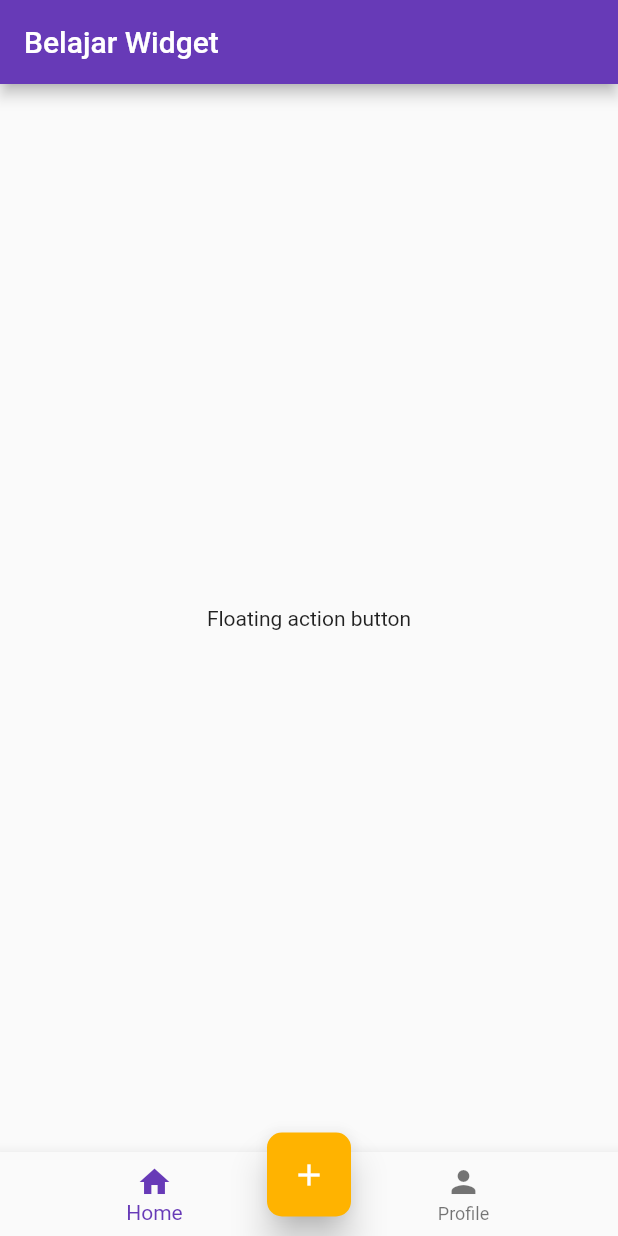
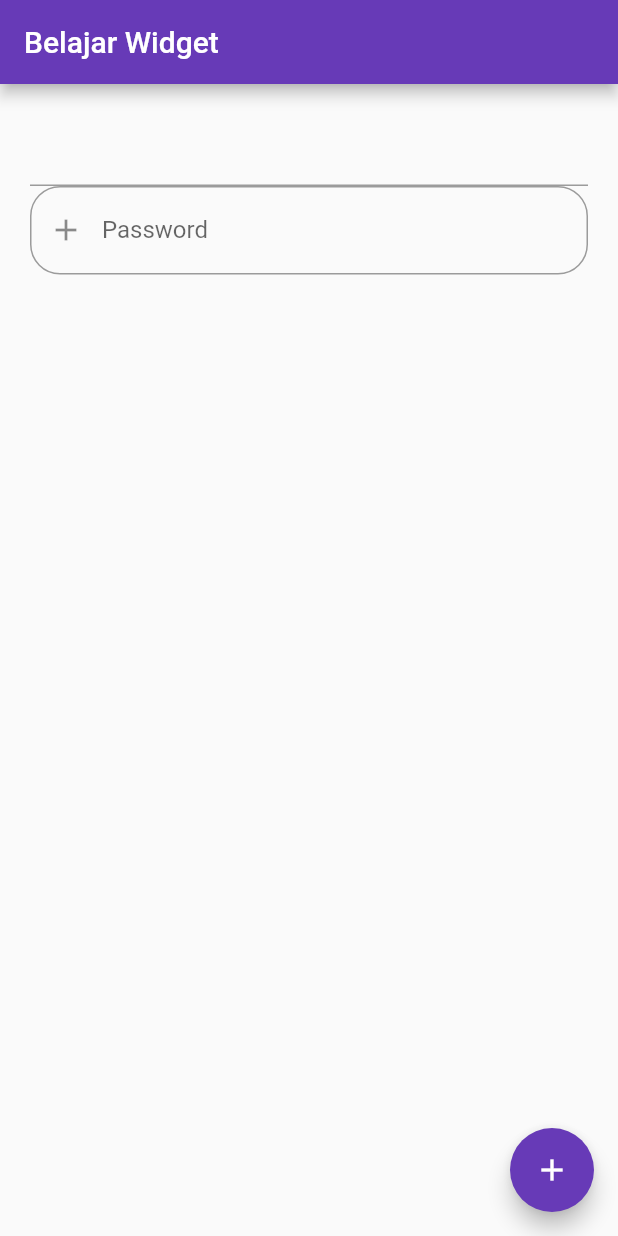
Before and after one commit to bahrie127/widget_focus, a Flutter app: the screen it shows after launch, on a phone screen of 412 x 824 dp. Run offline on Flutter 3.47's test engine with Material 2 defaults, Android fonts, the light colour scheme and no system bars.

Commit message:
textfield

```diff
--- a/lib/home.dart
+++ b/lib/home.dart
@@ -13,6 +13,7 @@ import 'package:widget_focus/widgets/sample_list.dart';
 import 'package:widget_focus/widgets/sample_stack.dart';
 import 'package:widget_focus/widgets/sample_tabbar.dart';
 import 'package:widget_focus/widgets/sample_tabbar_view.dart';
+import 'package:widget_focus/widgets/sample_textfield.dart';
 
 class Home extends StatelessWidget {
   const Home({Key? key}) : super(key: key);
@@ -24,7 +25,7 @@ class Home extends StatelessWidget {
 
   @override
   Widget build(BuildContext context) {
-    return SampleFloatingActionButton();
+    return SampleTextField();
   }
 
   // @override
--- /dev/null
+++ b/lib/widgets/sample_textfield.dart
@@ -0,0 +1,107 @@
+import 'package:flutter/material.dart';
+
+class SampleTextField extends StatefulWidget {
+  const SampleTextField({super.key});
+
+  @override
+  State<SampleTextField> createState() => _SampleTextFieldState();
+}
+
+class _SampleTextFieldState extends State<SampleTextField> {
+  late final TextEditingController _controller;
+
+  var str = '';
+  @override
+  void initState() {
+    super.initState();
+    _controller = TextEditingController(text: 'initial value');
+  }
+
+  @override
+  void dispose() {
+    _controller.dispose();
+    super.dispose();
+  }
+
+  FocusNode first = FocusNode();
+  FocusNode second = FocusNode();
+  @override
+  Widget build(BuildContext context) {
+    return Scaffold(
+      appBar: AppBar(
+        title: const Text('Belajar Widget'),
+      ),
+      body: Center(
+        child: Padding(
+          padding: const EdgeInsets.all(20),
+          child: Column(
+            children: [
+              TextField(
+                // controller: _controller,
+                onChanged: (value) {
+                  str = value;
+                },
+                // autofocus: true,
+                focusNode: first,
+              ),
+              TextField(
+                // controller: _controller,
+                onChanged: (value) {
+                  str = value;
+                },
+                // autofocus: true,
+                focusNode: second,
+                // keyboardType: TextInputType.number,
+                // textCapitalization: TextCapitalization.words,
+                textAlign: TextAlign.end,
+                style: TextStyle(color: Colors.amber[800]),
+                // maxLines: 4,
+                obscureText: true,
+                decoration: InputDecoration(
+                    prefixIcon: Icon(Icons.add),
+                    labelText: 'Password',
+                    // hintText: 'password',
+                    border: OutlineInputBorder(
+                        borderRadius: BorderRadius.circular(20))),
+              ),
+            ],
+          ),
+        ),
+      ),
+      floatingActionButton: FloatingActionButton(
+        child: Icon(Icons.add),
+        onPressed: () {
+          // Navigator.of(context).push(
+          //   MaterialPageRoute(
+          //     builder: (context) => SecondPage(title: str),
+          //   ),
+          // );
+
+          FocusScope.of(context).requestFocus(second);
+        },
+      ),
+    );
+  }
+}
+
+class SecondPage extends StatelessWidget {
+  final String title;
+  const SecondPage({
+    Key? key,
+    required this.title,
+  }) : super(key: key);
+
+  @override
+  Widget build(BuildContext context) {
+    return Scaffold(
+      appBar: AppBar(
+        title: Text(
+          title,
+        ),
+      ),
+      body: Center(
+        child: Text(title),
+      ),
+    );
+  }
+}
```
